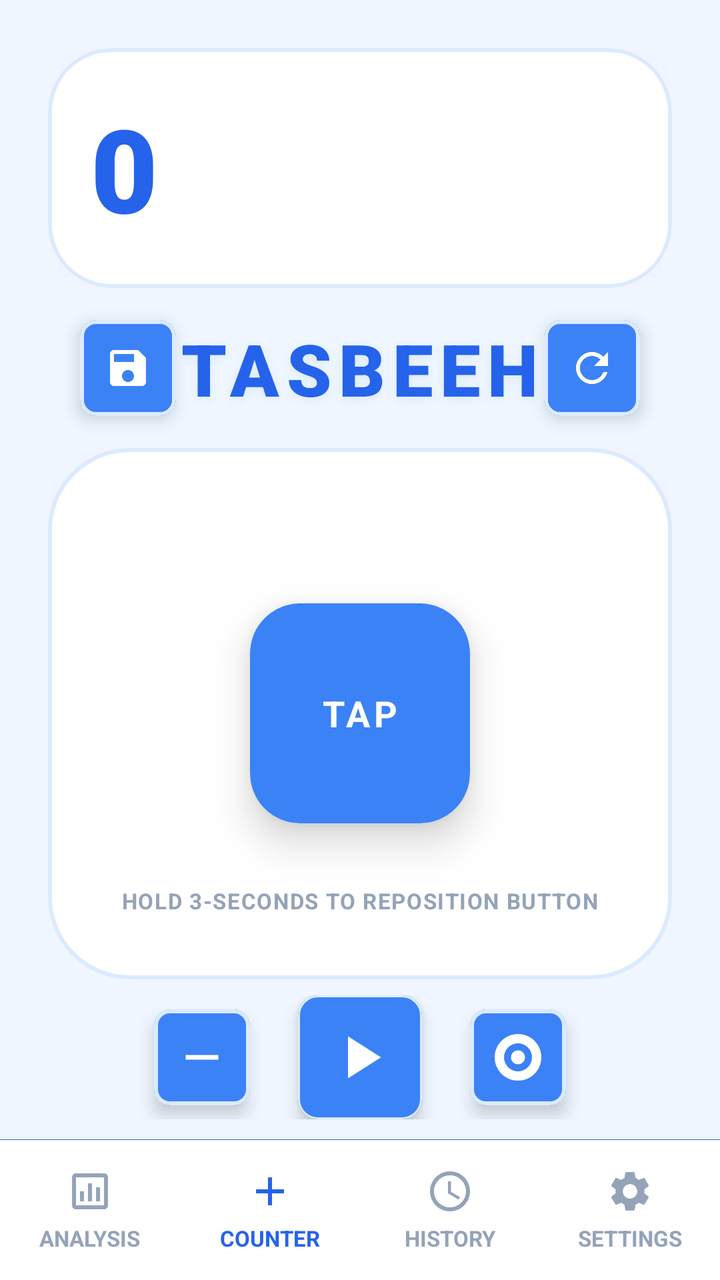
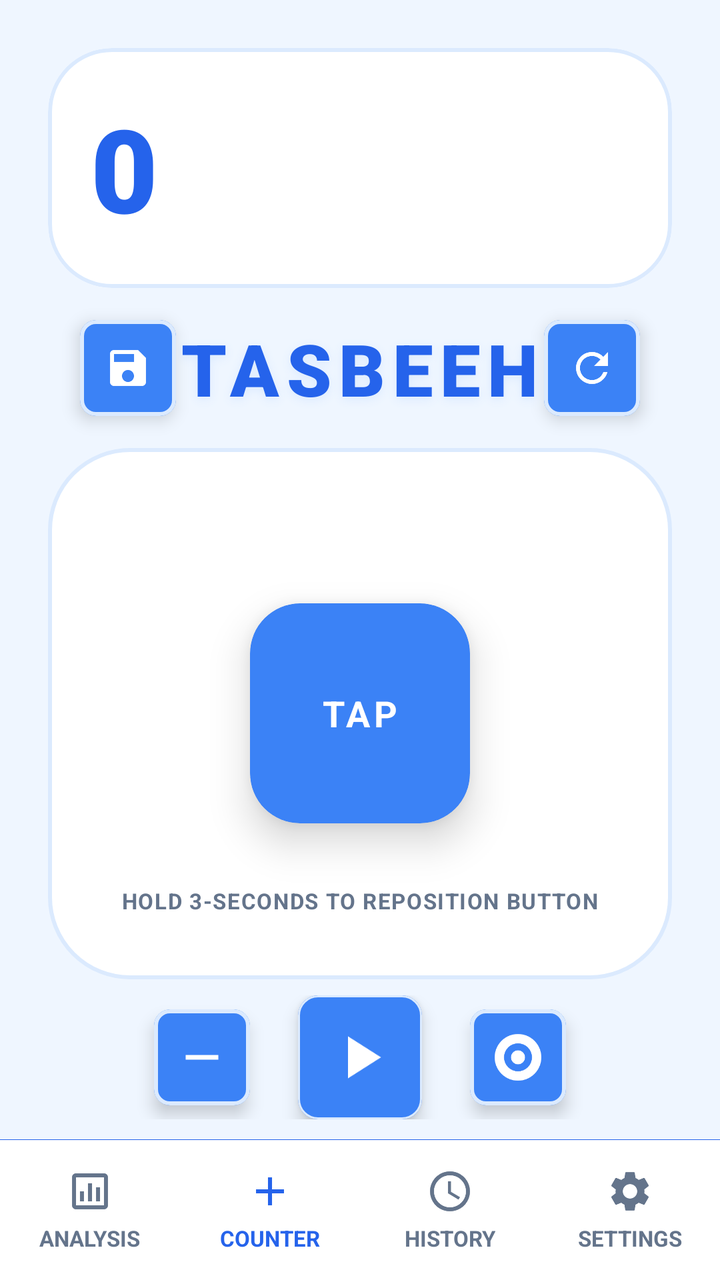

Compare the two renders of this Android layout. The source of the first and the diff that turns it into the second are given below.
<!-- AndroidManifest.xml: application theme Theme.SmartTasbeeh -->
<!-- res/layout/activity_main.xml -->
<?xml version="1.0" encoding="utf-8"?>
<androidx.constraintlayout.widget.ConstraintLayout xmlns:android="http://schemas.android.com/apk/res/android"
    xmlns:app="http://schemas.android.com/apk/res-auto"
    xmlns:tools="http://schemas.android.com/tools"
    android:id="@+id/main"
    android:layout_width="match_parent"
    android:layout_height="match_parent"
    android:background="@color/app_background"
    tools:context=".MainActivity">

    
    <com.google.android.material.card.MaterialCardView
        android:id="@+id/cardCountDisplay"
        android:layout_width="match_parent"
        android:layout_height="120dp"
        android:layout_margin="24dp"
        app:cardCornerRadius="32dp"
        app:cardElevation="0dp"
        app:strokeWidth="2dp"
        app:strokeColor="@color/card_stroke_color"
        app:cardBackgroundColor="@color/card_background"
        app:layout_constraintTop_toTopOf="parent"
        app:layout_constraintStart_toStartOf="parent"
        app:layout_constraintEnd_toEndOf="parent">

        <androidx.constraintlayout.widget.ConstraintLayout
            android:layout_width="match_parent"
            android:layout_height="match_parent"
            android:padding="20dp">

            
            <TextView
                android:id="@+id/tvCountDisplay"
                android:layout_width="match_parent"
                android:layout_height="match_parent"
                android:gravity="center_vertical|start"
                android:text="@string/Count_Number"
                android:textColor="@color/count_text_color"
                android:textSize="58sp"
                android:fontFamily="sans-serif-black"
                android:letterSpacing="0.05"
                app:layout_constraintStart_toStartOf="parent"
                app:layout_constraintTop_toTopOf="parent"
                app:layout_constraintBottom_toBottomOf="parent"/>

        </androidx.constraintlayout.widget.ConstraintLayout>
    </com.google.android.material.card.MaterialCardView>

    
    <com.google.android.material.card.MaterialCardView
        android:id="@+id/btnSave"
        android:layout_width="48dp"
        android:layout_height="48dp"
        android:layout_marginStart="16dp"
        android:layout_marginTop="16dp"
        app:cardCornerRadius="8dp"
        app:cardElevation="5dp"
        app:strokeWidth="2dp"
        app:strokeColor="@color/card_stroke_color"
        app:cardBackgroundColor="@color/tasbeeh_blue_accent"
        android:clickable="true"
        android:focusable="true"
        app:layout_constraintStart_toStartOf="@id/cardCountDisplay"
        app:layout_constraintTop_toBottomOf="@id/cardCountDisplay">

        <ImageView
            android:layout_width="24dp"
            android:layout_height="24dp"
            android:layout_gravity="center"
            android:src="@drawable/ic_save"
            app:tint="@color/card_background"/>
    </com.google.android.material.card.MaterialCardView>

    <TextView
        android:id="@+id/tvAppTitle"
        android:layout_height="wrap_content"
        android:layout_width="wrap_content"
        android:text="@string/Tasbeeh_Name"
        android:textColor="@color/tasbeeh_blue_primary"
        android:textSize="36sp"
        android:fontFamily="sans-serif-black"
        android:letterSpacing="0.10"
        android:shadowColor="@color/card_stroke_color"
        android:shadowRadius="12"
        android:shadowDy="4"
        android:layout_marginTop="16dp"
        app:layout_constraintEnd_toStartOf="@+id/btnReset"
        app:layout_constraintStart_toEndOf="@+id/btnSave"
        app:layout_constraintTop_toBottomOf="@+id/cardCountDisplay" />

    
    <com.google.android.material.card.MaterialCardView
        android:id="@+id/btnReset"
        android:layout_width="48dp"
        android:layout_height="48dp"
        android:layout_marginEnd="16dp"
        android:layout_marginTop="16dp"
        app:cardCornerRadius="8dp"
        app:cardElevation="5dp"
        app:strokeWidth="2dp"
        app:strokeColor="@color/card_stroke_color"
        app:cardBackgroundColor="@color/tasbeeh_blue_accent"
        android:clickable="true"
        android:focusable="true"
        app:layout_constraintEnd_toEndOf="@id/cardCountDisplay"
        app:layout_constraintTop_toBottomOf="@id/cardCountDisplay">

        <ImageView
            android:layout_width="24dp"
            android:layout_height="24dp"
            android:layout_gravity="center"
            android:src="@drawable/ic_refresh"
            app:tint="@color/card_background"/>
    </com.google.android.material.card.MaterialCardView>

    
    <FrameLayout
        android:id="@+id/bigBoxContainer"
        android:layout_width="match_parent"
        android:layout_height="0dp"
        android:layout_marginStart="24dp"
        android:layout_marginEnd="24dp"
        android:layout_marginTop="16dp"
        android:layout_marginBottom="8dp"
        android:background="@drawable/bg_grid_container"
        app:layout_constraintTop_toBottomOf="@id/btnSave"
        app:layout_constraintBottom_toTopOf="@id/controlsBar">

        
        <View
            android:id="@+id/gridBackground"
            android:layout_width="match_parent"
            android:layout_height="match_parent"
            android:visibility="invisible"/>

        
        <androidx.cardview.widget.CardView
            android:id="@+id/videoButton"
            android:layout_width="110dp"
            android:layout_height="110dp"
            android:layout_gravity="center"
            app:cardCornerRadius="25dp"
            app:cardElevation="12dp"
            app:cardBackgroundColor="@color/tasbeeh_blue_accent">

            
            <TextView
                android:layout_width="wrap_content"
                android:layout_height="wrap_content"
                android:text="@string/Tap_Button_Text"
                android:textColor="@color/tap_btn_text"
                android:textSize="18sp"
                android:textStyle="bold"
                android:letterSpacing="0.1"
                android:layout_gravity="center"/>

            
            <View
                android:layout_width="match_parent"
                android:layout_height="match_parent"
                android:background="?attr/selectableItemBackground"
                android:clickable="false"
                android:focusable="false"/>

        </androidx.cardview.widget.CardView>

        
        <TextView
            android:layout_width="wrap_content"
            android:layout_height="wrap_content"
            android:layout_gravity="bottom|center_horizontal"
            android:layout_marginBottom="32dp"
            android:text="@string/Button_Reposition_Hint_Text"
            android:textColor="@color/hint_text"
            android:textSize="11sp"
            android:textStyle="bold"
            android:letterSpacing="0.05"/>

    </FrameLayout>

    
    <LinearLayout
        android:id="@+id/controlsBar"
        android:layout_width="match_parent"
        android:layout_height="wrap_content"
        android:orientation="horizontal"
        android:gravity="center"
        android:paddingBottom="10dp"
        app:layout_constraintBottom_toTopOf="@id/bottomNavDivider"
        app:layout_constraintTop_toBottomOf="@id/bigBoxContainer">

        
        <com.google.android.material.card.MaterialCardView
            android:id="@+id/btnDecrease"
            android:layout_width="48dp"
            android:layout_height="48dp"
            android:layout_marginEnd="24dp"
            app:cardCornerRadius="8dp"
            app:cardElevation="5dp"
            app:cardBackgroundColor="@color/tasbeeh_blue_accent"
            app:strokeWidth="2dp"
            app:strokeColor="@color/card_stroke_color"
            android:clickable="true"
            android:focusable="true">
            <ImageView
                android:layout_width="28dp"
                android:layout_height="28dp"
                android:layout_gravity="center"
                android:src="@drawable/ic_remove"
                app:tint="@color/card_background"/>
        </com.google.android.material.card.MaterialCardView>

        
        <com.google.android.material.card.MaterialCardView
            android:id="@+id/btnAuto"
            android:layout_width="62dp"
            android:layout_height="62dp"
            app:cardCornerRadius="10dp"
            app:cardElevation="5dp"
            app:cardBackgroundColor="@color/tasbeeh_blue_accent"
            app:strokeColor="@color/card_stroke_color"
            android:clickable="true"
            android:focusable="true">
            <ImageView
                android:id="@+id/ivAutoIcon"
                android:layout_width="36dp"
                android:layout_height="36dp"
                android:layout_gravity="center"
                android:src="@drawable/ic_auto"
                app:tint="@color/card_background"/>
        </com.google.android.material.card.MaterialCardView>

        
        <com.google.android.material.card.MaterialCardView
            android:id="@+id/btnTarget"
            android:layout_width="48dp"
            android:layout_height="48dp"
            android:layout_marginStart="24dp"
            app:cardCornerRadius="8dp"
            app:cardElevation="5dp"
            app:cardBackgroundColor="@color/tasbeeh_blue_accent"
            app:strokeWidth="2dp"
            app:strokeColor="@color/card_stroke_color"
            android:clickable="true"
            android:focusable="true">
            <ImageView
                android:layout_width="28dp"
                android:layout_height="28dp"
                android:layout_gravity="center"
                android:src="@drawable/ic_target"
                app:tint="@color/card_background"/>
        </com.google.android.material.card.MaterialCardView>

    </LinearLayout>
    <View
        android:id="@+id/bottomNavDivider"
        android:layout_width="match_parent"
        android:layout_height="0.1dp"
        android:background="@color/count_text_color"
        app:layout_constraintBottom_toTopOf="@id/bottomNav"/>

    
    <LinearLayout
        android:id="@+id/bottomNav"
        android:layout_width="match_parent"
        android:layout_height="70dp"
        android:background="@color/nav_bg"
        android:orientation="horizontal"
        android:weightSum="4"
        android:baselineAligned="false"
        app:layout_constraintBottom_toBottomOf="parent">

        
        <LinearLayout
            android:id="@+id/btnAnalysis"
            android:layout_width="0dp"
            android:layout_height="match_parent"
            android:layout_weight="1"
            android:orientation="vertical"
            android:gravity="center"
            android:clickable="true"
            android:focusable="true"
            android:background="?attr/selectableItemBackground">

            <ImageView
                android:layout_width="24dp"
                android:layout_height="24dp"
                android:src="@drawable/ic_analysis"
                app:tint="@color/nav_text_unselected"/>

            <TextView
                android:layout_width="wrap_content"
                android:layout_height="wrap_content"
                android:text="@string/nav_analysis"
                android:textSize="11sp"
                android:textStyle="bold"
                android:layout_marginTop="4dp"
                android:textColor="@color/nav_text_unselected"/>
        </LinearLayout>

        
        <LinearLayout
            android:layout_width="0dp"
            android:layout_height="match_parent"
            android:layout_weight="1"
            android:orientation="vertical"
            android:gravity="center"
            android:clickable="true"
            android:focusable="true">

            <ImageView
                android:layout_width="24dp"
                android:layout_height="24dp"
                android:src="@drawable/ic_add"
                app:tint="@color/nav_text_selected"/>

            <TextView
                android:layout_width="wrap_content"
                android:layout_height="wrap_content"
                android:text="@string/nav_counter"
                android:textSize="11sp"
                android:textStyle="bold"
                android:layout_marginTop="4dp"
                android:textColor="@color/nav_text_selected"/>
        </LinearLayout>

        
        <LinearLayout
            android:id="@+id/btnSavedCounts"
            android:layout_width="0dp"
            android:layout_height="match_parent"
            android:layout_weight="1"
            android:background="?attr/selectableItemBackground"
            android:clickable="true"
            android:focusable="true"
            android:gravity="center"
            android:orientation="vertical">

            <ImageView
                android:layout_width="24dp"
                android:layout_height="24dp"
                android:src="@drawable/ic_clock"
                app:tint="@color/nav_text_unselected" />

            <TextView
                android:layout_width="wrap_content"
                android:layout_height="wrap_content"
                android:layout_marginTop="4dp"
                android:text="@string/nav_history"
                android:textColor="@color/nav_text_unselected"
                android:textSize="11sp"
                android:textStyle="bold" />
        </LinearLayout>

        
        <LinearLayout
            android:id="@+id/btnSettings"
            android:layout_width="0dp"
            android:layout_height="match_parent"
            android:layout_weight="1"
            android:orientation="vertical"
            android:gravity="center"
            android:clickable="true"
            android:focusable="true"
            android:background="?attr/selectableItemBackground">

            <ImageView
                android:layout_width="24dp"
                android:layout_height="24dp"
                android:src="@drawable/ic_settings"
                app:tint="@color/nav_text_unselected"/>

            <TextView
                android:layout_width="wrap_content"
                android:layout_height="wrap_content"
                android:text="@string/nav_settings"
                android:textSize="11sp"
                android:textStyle="bold"
                android:layout_marginTop="4dp"
                android:textColor="@color/nav_text_unselected"/>
        </LinearLayout>

    </LinearLayout>

</androidx.constraintlayout.widget.ConstraintLayout>
<!-- resources referenced by this layout -->
<resources>
  <color name="app_background">@color/background_light</color>
  <color name="card_background">#FFFFFF</color>
  <color name="card_stroke_color">#DBEAFE</color>
  <color name="count_text_color">#2563EB</color>
  <color name="hint_text">#94A3B8</color>
  <color name="nav_bg">#FFFFFF</color>
  <color name="nav_text_selected">#2563EB</color>
  <color name="nav_text_unselected">#94A3B8</color>
  <color name="tap_btn_text">#FFFFFF</color>
  <color name="tasbeeh_blue_accent">#3B82F6</color>
  <color name="tasbeeh_blue_primary">#2563EB</color>
  <!-- drawable bg_grid_container (drawable) -->
  <?xml version="1.0" encoding="utf-8"?>
  <shape xmlns:android="http://schemas.android.com/apk/res/android"
      android:shape="rectangle">
      
      <corners android:radius="40dp" />
      
      
      <solid android:color="@color/card_background" />
      
      
      <stroke
          android:width="2dp"
          android:color="@color/card_stroke_color" />
  </shape>
  <!-- drawable ic_add (drawable) -->
  <vector xmlns:android="http://schemas.android.com/apk/res/android"
      android:width="24dp"
      android:height="24dp"
      android:viewportWidth="24"
      android:viewportHeight="24">
      <path
        android:fillColor="@android:color/white"
        android:pathData="M19,13h-6v6h-2v-6H5v-2h6V5h2v6h6v2z"/>
  </vector>
  <!-- drawable ic_analysis (drawable) -->
  <vector xmlns:android="http://schemas.android.com/apk/res/android"
      android:width="24dp"
      android:height="24dp"
      android:viewportWidth="24"
      android:viewportHeight="24">
    <path
        android:fillColor="#FF000000"
        android:pathData="M19,3H5C3.9,3 3,3.9 3,5v14c0,1.1 0.9,2 2,2h14c1.1,0 2,-0.9 2,-2V5C21,3.9 20.1,3 19,3zM19,19H5V5h14V19zM7,12h2v5H7V12zM11,8h2v9h-2V8zM15,10h2v7h-2V10z"/>
  </vector>
  <!-- drawable ic_auto (drawable) -->
  <vector xmlns:android="http://schemas.android.com/apk/res/android"
      android:width="24dp"
      android:height="24dp"
      android:viewportWidth="24"
      android:viewportHeight="24"
      android:tint="?attr/colorControlNormal">
    <path
        android:fillColor="@android:color/white"
        android:pathData="M8,5v14l11,-7z"/>
  </vector>
  <!-- drawable ic_remove (drawable) -->
  <vector xmlns:android="http://schemas.android.com/apk/res/android"
      android:width="24dp"
      android:height="24dp"
      android:viewportWidth="24"
      android:viewportHeight="24"
      android:tint="?attr/colorControlNormal">
    <path
        android:fillColor="@android:color/white"
        android:pathData="M19,13H5v-2h14v2z"/>
  </vector>
  <!-- drawable ic_save (drawable) -->
  <vector xmlns:android="http://schemas.android.com/apk/res/android"
      android:width="24dp"
      android:height="24dp"
      android:viewportWidth="24"
      android:viewportHeight="24"
      android:tint="?attr/colorControlNormal">
    <path
        android:fillColor="@android:color/white"
        android:pathData="M17,3H5c-1.11,0 -2,0.9 -2,2v14c0,1.1 0.89,2 2,2h14c1.1,0 2,-0.9 2,-2V7l-4,-4zm-5,16c-1.66,0 -3,-1.34 -3,-3s1.34,-3 3,-3 3,1.34 3,3 -1.34,3 -3,3zm3,-10H5V5h10v4z"/>
  </vector>
  <string name="Button_Reposition_Hint_Text">HOLD 3-SECONDS TO REPOSITION BUTTON</string>
  <string name="Count_Number">0</string>
  <string name="Tap_Button_Text">TAP</string>
  <string name="Tasbeeh_Name">TASBEEH</string>
  <string name="nav_analysis">ANALYSIS</string>
  <string name="nav_counter">COUNTER</string>
  <string name="nav_history">HISTORY</string>
  <string name="nav_settings">SETTINGS</string>
  <style name="Theme.SmartTasbeeh" parent="Base.Theme.SmartTasbeeh" />
  <color name="background_light">#EFF6FF</color>
  <color name="tasbeeh_blue_dark">#1E3A8A</color>
  <color name="white">#FFFFFFFF</color>
  <color name="text_primary">#0F172A</color>
  <!-- unchanged entries left out for length: 5 -->
</resources>

<!-- the commit's change to res/layout/activity_main.xml (unified diff, before → after) -->
@@ -61,14 +61,15 @@
         android:clickable="true"
         android:focusable="true"
         app:layout_constraintStart_toStartOf="@id/cardCountDisplay"
-        app:layout_constraintTop_toBottomOf="@id/cardCountDisplay">
+        app:layout_constraintTop_toBottomOf="@id/cardCountDisplay"
+        android:contentDescription="@string/action_save_count">
 
         <ImageView
             android:layout_width="24dp"
             android:layout_height="24dp"
             android:layout_gravity="center"
             android:src="@drawable/ic_save"
-            app:tint="@color/card_background"/>
+            app:tint="@color/card_background" android:contentDescription="@null"/>
     </com.google.android.material.card.MaterialCardView>
 
     <TextView
@@ -103,14 +104,15 @@
         android:clickable="true"
         android:focusable="true"
         app:layout_constraintEnd_toEndOf="@id/cardCountDisplay"
-        app:layout_constraintTop_toBottomOf="@id/cardCountDisplay">
+        app:layout_constraintTop_toBottomOf="@id/cardCountDisplay"
+        android:contentDescription="@string/action_reset_count">
 
         <ImageView
             android:layout_width="24dp"
             android:layout_height="24dp"
             android:layout_gravity="center"
             android:src="@drawable/ic_refresh"
-            app:tint="@color/card_background"/>
+            app:tint="@color/card_background" android:contentDescription="@null"/>
     </com.google.android.material.card.MaterialCardView>
 
     
@@ -201,13 +203,14 @@
             app:strokeWidth="2dp"
             app:strokeColor="@color/card_stroke_color"
             android:clickable="true"
-            android:focusable="true">
+            android:focusable="true"
+            android:contentDescription="@string/action_decrease_count">
             <ImageView
                 android:layout_width="28dp"
                 android:layout_height="28dp"
                 android:layout_gravity="center"
                 android:src="@drawable/ic_remove"
-                app:tint="@color/card_background"/>
+                app:tint="@color/card_background" android:contentDescription="@null"/>
         </com.google.android.material.card.MaterialCardView>
 
         
@@ -220,14 +223,15 @@
             app:cardBackgroundColor="@color/tasbeeh_blue_accent"
             app:strokeColor="@color/card_stroke_color"
             android:clickable="true"
-            android:focusable="true">
+            android:focusable="true"
+            android:contentDescription="@string/action_auto_count">
             <ImageView
                 android:id="@+id/ivAutoIcon"
                 android:layout_width="36dp"
                 android:layout_height="36dp"
                 android:layout_gravity="center"
                 android:src="@drawable/ic_auto"
-                app:tint="@color/card_background"/>
+                app:tint="@color/card_background" android:contentDescription="@null"/>
         </com.google.android.material.card.MaterialCardView>
 
         
@@ -242,13 +246,14 @@
             app:strokeWidth="2dp"
             app:strokeColor="@color/card_stroke_color"
             android:clickable="true"
-            android:focusable="true">
+            android:focusable="true"
+            android:contentDescription="@string/action_set_target">
             <ImageView
                 android:layout_width="28dp"
                 android:layout_height="28dp"
                 android:layout_gravity="center"
                 android:src="@drawable/ic_target"
-                app:tint="@color/card_background"/>
+                app:tint="@color/card_background" android:contentDescription="@null"/>
         </com.google.android.material.card.MaterialCardView>
 
     </LinearLayout>
@@ -286,7 +291,7 @@
                 android:layout_width="24dp"
                 android:layout_height="24dp"
                 android:src="@drawable/ic_analysis"
-                app:tint="@color/nav_text_unselected"/>
+                app:tint="@color/nav_text_unselected" android:contentDescription="@null"/>
 
             <TextView
                 android:layout_width="wrap_content"
@@ -312,7 +317,7 @@
                 android:layout_width="24dp"
                 android:layout_height="24dp"
                 android:src="@drawable/ic_add"
-                app:tint="@color/nav_text_selected"/>
+                app:tint="@color/nav_text_selected" android:contentDescription="@null"/>
 
             <TextView
                 android:layout_width="wrap_content"
@@ -340,7 +345,7 @@
                 android:layout_width="24dp"
                 android:layout_height="24dp"
                 android:src="@drawable/ic_clock"
-                app:tint="@color/nav_text_unselected" />
+                app:tint="@color/nav_text_unselected" android:contentDescription="@null"/>
 
             <TextView
                 android:layout_width="wrap_content"
@@ -368,7 +373,7 @@
                 android:layout_width="24dp"
                 android:layout_height="24dp"
                 android:src="@drawable/ic_settings"
-                app:tint="@color/nav_text_unselected"/>
+                app:tint="@color/nav_text_unselected" android:contentDescription="@null"/>
 
             <TextView
                 android:layout_width="wrap_content"
<!-- resource entries referenced after the edit -->
@@ -4,10 +4,10 @@
   <color name="card_background">#FFFFFF</color>
   <color name="card_stroke_color">#DBEAFE</color>
   <color name="count_text_color">#2563EB</color>
-  <color name="hint_text">#94A3B8</color>
+  <color name="hint_text">#64748B</color>
   <color name="nav_bg">#FFFFFF</color>
   <color name="nav_text_selected">#2563EB</color>
-  <color name="nav_text_unselected">#94A3B8</color>
+  <color name="nav_text_unselected">#64748B</color>
   <color name="tap_btn_text">#FFFFFF</color>
   <color name="tasbeeh_blue_accent">#3B82F6</color>
   <color name="tasbeeh_blue_primary">#2563EB</color>
@@ -83,6 +83,11 @@
   <string name="Count_Number">0</string>
   <string name="Tap_Button_Text">TAP</string>
   <string name="Tasbeeh_Name">TASBEEH</string>
+  <string name="action_auto_count">Auto count</string>
+  <string name="action_decrease_count">Decrease count</string>
+  <string name="action_reset_count">Reset count</string>
+  <string name="action_save_count">Save count</string>
+  <string name="action_set_target">Set target</string>
   <string name="nav_analysis">ANALYSIS</string>
   <string name="nav_counter">COUNTER</string>
   <string name="nav_history">HISTORY</string>
